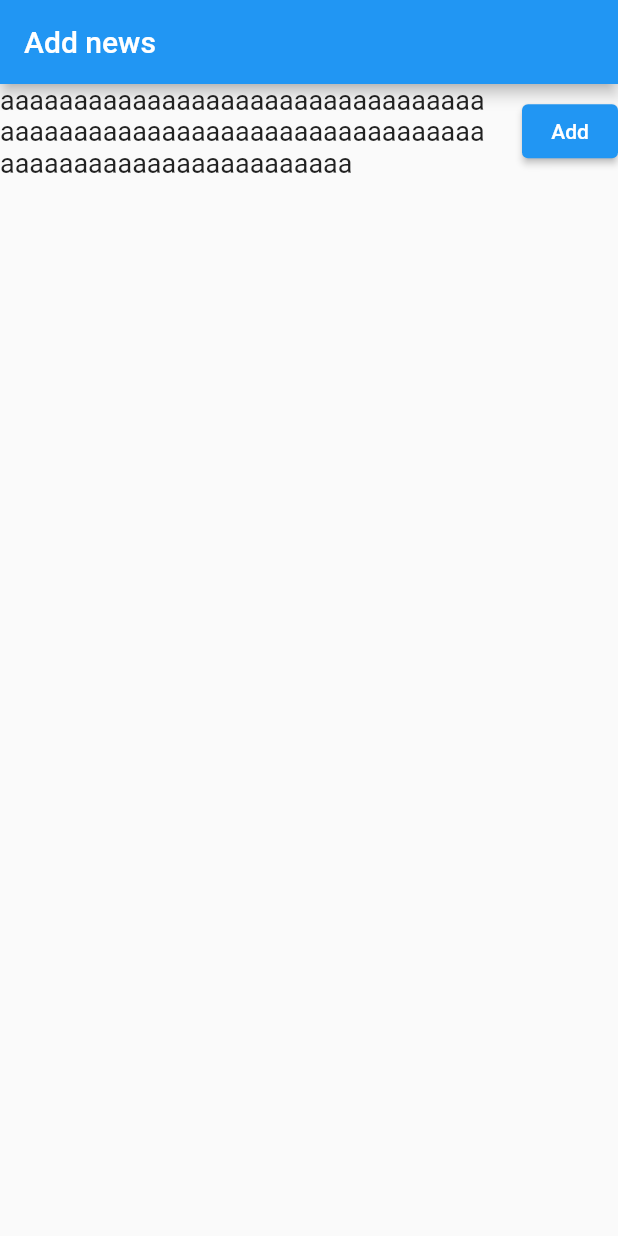
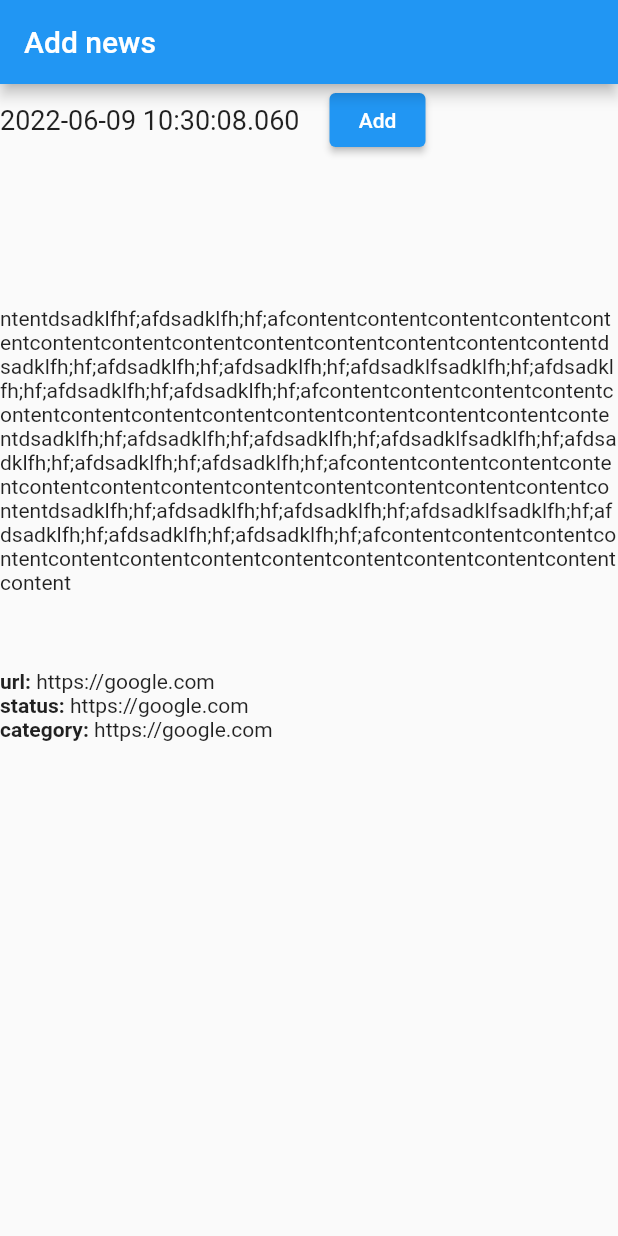
Before and after one commit to ssuntro/NewsApp_flutter_2022, a Flutter app: the screen it shows after launch, after a tap on the "add" icon, on a phone screen of 412 x 824 dp. Run offline on Flutter 3.47's test engine with Material 2 defaults, Android fonts, the phone set to English and light mode, and no system bars; our stand-ins replace lottie; project files that could hold a hidden picture were left out.

Commit message:
[AC-5] network with Future no await

```diff
--- a/lib/DM/news.dart
+++ b/lib/DM/news.dart
@@ -4,8 +4,15 @@ import 'package:news_app/DM/news_status.dart';
 
 class News {
   final String title; //let, val == final
+  final String body;
+  final String url;
   final NewsStatus status;
   final NewsCategory category;
 
-  News({@required this.title, @required this.status, @required this.category});
+  News(
+      {@required this.title,
+      @required this.body,
+      @required this.url,
+      @required this.status,
+      @required this.category});
 }
--- a/lib/add_news_page.dart
+++ b/lib/add_news_page.dart
@@ -1,19 +1,37 @@
 import 'package:flutter/material.dart';
+import 'package:news_app/DM/news.dart';
+import 'package:news_app/DM/news_category.dart';
+import 'package:news_app/DM/news_status.dart';
 
 class AddNewsPage extends StatelessWidget {
-  Widget titleLine() {
+  final void Function(News) onAdded;
+  AddNewsPage({@required this.onAdded});
+  final model = News(
+      title: "${DateTime.now().toString()}",
+      body:
+          "ntentdsadklfhf;afdsadklfh;hf;afcontentcontentcontentcontentcontentcontentcontentcontentcontentcontentcontentcontentcontentdsadklfh;hf;afdsadklfh;hf;afdsadklfh;hf;afdsadklfsadklfh;hf;afdsadklfh;hf;afdsadklfh;hf;afdsadklfh;hf;afcontentcontentcontentcontentcontentcontentcontentcontentcontentcontentcontentcontentcontentdsadklfh;hf;afdsadklfh;hf;afdsadklfh;hf;afdsadklfsadklfh;hf;afdsadklfh;hf;afdsadklfh;hf;afdsadklfh;hf;afcontentcontentcontentcontentcontentcontentcontentcontentcontentcontentcontentcontentcontentdsadklfh;hf;afdsadklfh;hf;afdsadklfh;hf;afdsadklfsadklfh;hf;afdsadklfh;hf;afdsadklfh;hf;afdsadklfh;hf;afcontentcontentcontentcontentcontentcontentcontentcontentcontentcontentcontentcontentcontent",
+      url: "google.com",
+      status: NewsStatus.pendingResponse,
+      category: NewsCategory.animal);
+
+  Widget titleLine(BuildContext context) {
     return Row(
       children: [
         Flexible(
             child: Text(
-          "aaaaaaaaaaaaaaaaaaaaaaaaaaaaaaaaaaaaaaaaaaaaaaaaaaaaaaaaaaaaaaaaaaaaaaaaaaaaaaaaaaaaaaaaaa",
+          model.title,
           softWrap: true,
           style: TextStyle(fontSize: 18),
         )),
         SizedBox(
           width: 20,
         ),
-        ElevatedButton(onPressed: () {}, child: Text("Add"))
+        ElevatedButton(
+            onPressed: () {
+              onAdded(model);
+              Navigator.pop(context);
+            },
+            child: Text("Add"))
       ],
     );
   }
@@ -30,9 +48,29 @@ class AddNewsPage extends StatelessWidget {
           title: Text("Add news"),
         ),
         body: Column(
-          children: [titleLine()],
+          children: [
+            titleLine(context),
+            SizedBox(height: 100),
+            Text(model.body, softWrap: true),
+            SizedBox(height: 50),
+            bottomLine(label: "url: ", value: "https://google.com"),
+            bottomLine(label: "status: ", value: "https://google.com"),
+            bottomLine(label: "category: ", value: "https://google.com")
+          ],
         ),
       ),
     );
   }
+
+  Widget bottomLine({String label, String value}) {
+    return Row(
+      children: [
+        Text(
+          label,
+          style: TextStyle(fontWeight: FontWeight.bold),
+        ),
+        Text(value)
+      ],
+    );
+  }
 }
--- a/lib/main_news_page.dart
+++ b/lib/main_news_page.dart
@@ -3,6 +3,7 @@ import 'package:news_app/DM/news.dart';
 import 'package:news_app/DM/news_category.dart';
 import 'package:news_app/DM/news_status.dart';
 import 'package:news_app/add_news_page.dart';
+import 'package:news_app/network.dart';
 
 import 'news_tile.dart';
 
@@ -66,7 +67,13 @@ class _MainNewsPageState extends State<MainNewsPage> {
                   },
                   context: context,
                   pageBuilder: (context, anim1, anim2) {
-                    return AddNewsPage();
+                    return AddNewsPage(
+                      onAdded: (addedNews) {
+                        setState(() {
+                          model.add(addedNews);
+                        });
+                      },
+                    );
                   });
             },
             child: Icon(Icons.add),
@@ -93,7 +100,8 @@ class _MainNewsPageState extends State<MainNewsPage> {
             )
           ],
         ),
-        body: ReorderableListView.builder(
+        body: RefreshIndicator(
+          child: ReorderableListView.builder(
               itemCount: model.length,
               itemBuilder: (_, index) {
                 return NewsTile(
@@ -101,6 +109,16 @@ class _MainNewsPageState extends State<MainNewsPage> {
                     color: isReorderEnabled ? Colors.amber : Colors.white,
                     key: Key(model[index].title ?? ""));
               },
-            onReorder: onReorder));
+              onReorder: onReorder),
+          onRefresh: onPullToRefresh,
+        ));
+  }
+
+  Future<void> onPullToRefresh() {
+    return Network.fetchNews().then((newModel) {
+      setState(() {
+        model = newModel;
+      });
+    });
   }
 }
--- /dev/null
+++ b/lib/network.dart
@@ -0,0 +1,59 @@
+import 'dart:convert';
+import 'dart:io';
+
+import 'package:news_app/DM/news.dart';
+import 'package:http/http.dart' as http;
+import 'package:news_app/DM/news_category.dart';
+import 'package:news_app/DM/news_status.dart';
+
+class Network {
+  static Future<List<News>> fetchNews() {
+    return http
+        .get(Uri.parse(
+            "https://www.hackingwithswift.com/samples/petitions-2.json"))
+        .then((response) {
+      if (response.statusCode >= 400) {
+        throw HttpException("http error ${response.statusCode}");
+      }
+
+      print("response");
+
+      final data = json.decode(response.body) as Map<String, dynamic>;
+      final animal = (data["results"] as List<dynamic>).take(5).map((item) {
+        return News(
+            title: (item["title"] is String) ? (item["title"] as String) : "",
+            body: (item["body"] is String) ? (item["body"] as String) : "",
+            url: (item["url"] is String) ? (item["url"] as String) : "",
+            status: NewsStatus.values
+                .firstWhere((e) => e.rawValue == item["status"]),
+            category: NewsCategory.animal);
+      }).toList();
+
+      final globelWarming =
+          (data["results"] as List<dynamic>).getRange(5, 10).map((item) {
+        return News(
+            title: (item["title"] is String) ? (item["title"] as String) : "",
+            body: (item["body"] is String) ? (item["body"] as String) : "",
+            url: (item["url"] is String) ? (item["url"] as String) : "",
+            status: NewsStatus.values
+                .firstWhere((e) => e.rawValue == item["status"]),
+            category: NewsCategory.globalWarming);
+      }).toList();
+
+      final finance =
+          (data["results"] as List<dynamic>).getRange(10, 15).map((item) {
+        return News(
+            title: (item["title"] is String) ? (item["title"] as String) : "",
+            body: (item["body"] is String) ? (item["body"] as String) : "",
+            url: (item["url"] is String) ? (item["url"] as String) : "",
+            status: NewsStatus.values
+                .firstWhere((e) => e.rawValue == item["status"]),
+            category: NewsCategory.finance);
+      }).toList();
+
+      return [...animal, ...globelWarming, ...finance];
+    }).catchError((err) {
+      return <News>[];
+    });
+  }
+}
--- a/pubspec.yaml
+++ b/pubspec.yaml
@@ -24,6 +24,7 @@ dependencies:
   flutter:
     sdk: flutter
   lottie: ^1.3.0
+  http: ^0.13.4
 
   # The following adds the Cupertino Icons font to your application.
   # Use with the CupertinoIcons class for iOS style icons.
```
Also changed, not shown: lib/DM/news_status.dart (+13 -12 lines), pubspec.lock. Lines whose indentation alone changed are shown as unchanged.
